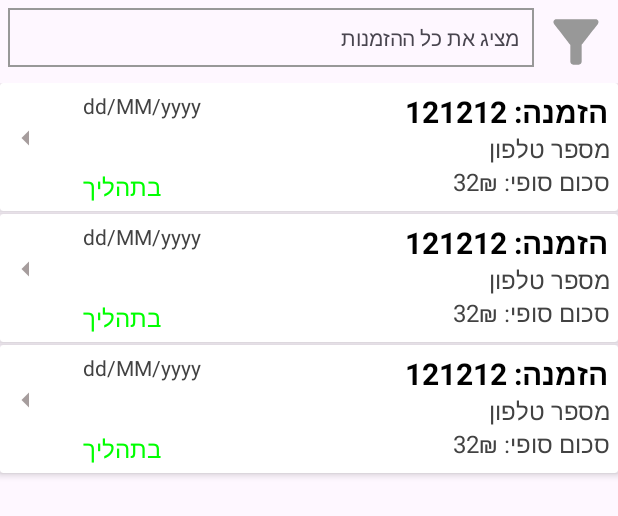
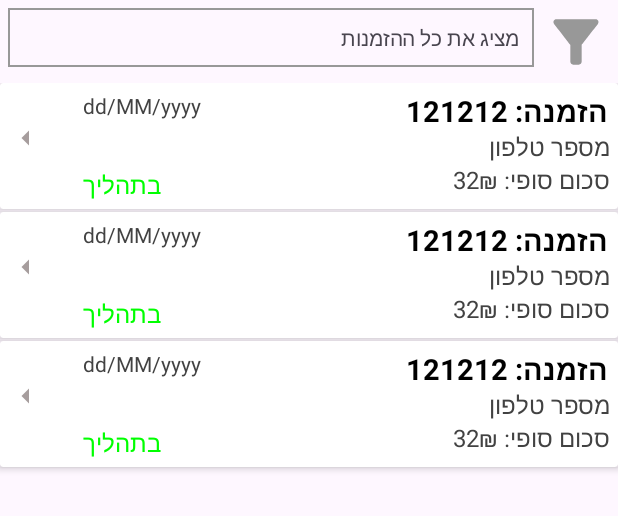
Before and after one commit to ErgaDN/Together, an Android app: the layout fragment_order_summary.xml on its own in the app's theme, with its tools: preview values and no code run, on a phone screen of 412 x 824 dp. Shown: the top 516 px of the screen. Run offline under Robolectric (Android 15) with nearby library versions, the phone set to English and light mode, and no system bars.

Commit message:
add more style

```diff
--- a/app/src/main/java/com/example/together/adapters/AdapterOrderShop.java
+++ b/app/src/main/java/com/example/together/adapters/AdapterOrderShop.java
@@ -87,7 +87,7 @@ public class AdapterOrderShop extends RecyclerView.Adapter<AdapterOrderShop.Hold
 
         //set data
         holder.amountTv.setText("סכום: ₪"+ orderTotalCost);
-        holder.orderIdTv.setText(orderId);
+        holder.orderIdTv.setText("מספר הזמנה: " + orderId);
         holder.statusTv.setText(orderStatus);
         holder.orderDateTv.setText(orderDate);
         //change order status text color
@@ -148,7 +148,7 @@ public class AdapterOrderShop extends RecyclerView.Adapter<AdapterOrderShop.Hold
                                 String phoneNumber = document.getString("phoneClient");
 
                                 // Do something with the phoneNumber, for example, set it in your ViewHolder
-                                holder.phoneTv.setText(phoneNumber);
+                                holder.phoneTv.setText("מספר טלפון: " + phoneNumber);
                             } else {
                                 // Handle the case where the query result is empty
                             }
--- a/app/src/main/res/layout/row_order_seller.xml
+++ b/app/src/main/res/layout/row_order_seller.xml
@@ -31,7 +31,7 @@
             android:text="הזמנה: 121212"
             android:textColor="@color/black"
             android:textStyle="bold"
-            android:textSize="20sp"/>
+            android:textSize="19sp"/>
 
         <TextView
             android:id="@+id/phoneTv"
```
